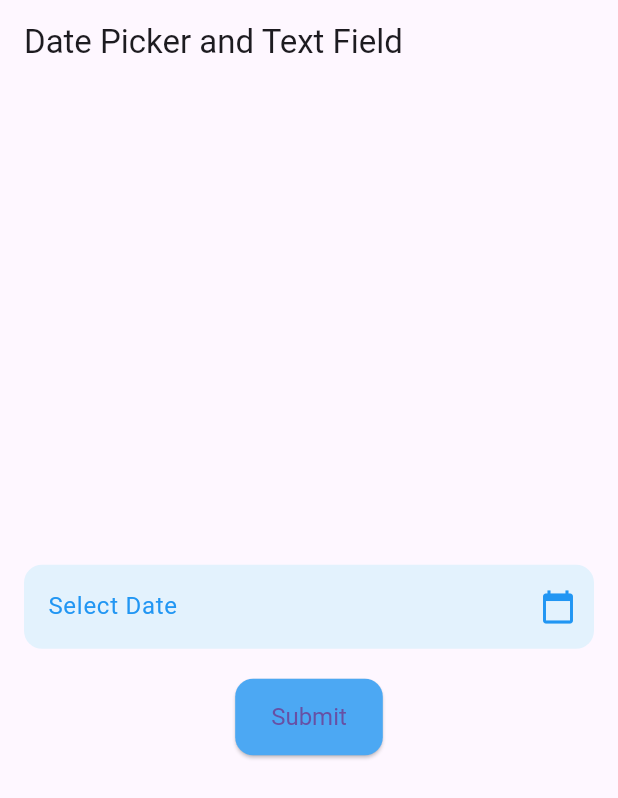
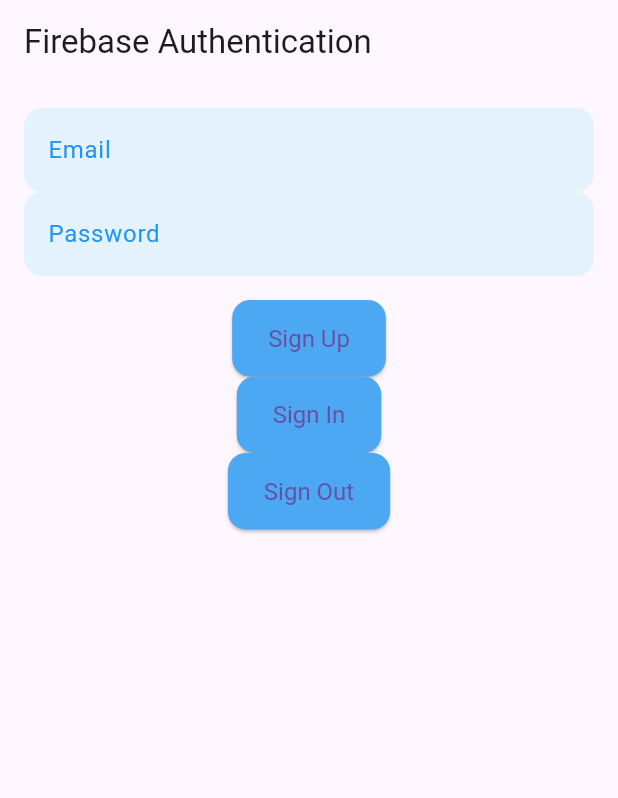
Before and after one commit to venkatesh2344/chores, a Flutter app: the screen it shows after launch, on a phone screen of 412 x 824 dp. Shown: the top 798 px of the screen. Run offline on Flutter 3.47's test engine with Material 3 defaults, Android fonts, the phone set to English and light mode, and no system bars; our stand-ins replace firebase_auth, firebase_core, get; accounts and stored records are empty.

Commit message:
authentication

```diff
--- /dev/null
+++ b/my_app/lib/AuthScreen.dart
@@ -0,0 +1,60 @@
+import 'package:flutter/material.dart';
+import 'package:firebase_auth/firebase_auth.dart';
+import 'package:get/get.dart';
+import 'auth.dart'; // Make sure to import AuthController
+
+class AuthScreen extends StatelessWidget {
+  final emailController = TextEditingController();
+  final passwordController = TextEditingController();
+
+  @override
+  Widget build(BuildContext context) {
+    final AuthController authController =
+        Get.find(); // Get instance of AuthController
+
+    return Scaffold(
+      appBar: AppBar(title: Text("Firebase Authentication")),
+      body: Padding(
+        padding: EdgeInsets.all(16.0),
+        child: Column(
+          children: [
+            TextField(
+              controller: emailController,
+              decoration: InputDecoration(labelText: "Email"),
+            ),
+            TextField(
+              controller: passwordController,
+              decoration: InputDecoration(labelText: "Password"),
+              obscureText: true,
+            ),
+            SizedBox(height: 16),
+            ElevatedButton(
+              onPressed: () {
+                authController.signUp(
+                  emailController.text.trim(),
+                  passwordController.text.trim(),
+                );
+              },
+              child: Text("Sign Up"),
+            ),
+            ElevatedButton(
+              onPressed: () {
+                authController.signIn(
+                  emailController.text.trim(),
+                  passwordController.text.trim(),
+                );
+              },
+              child: Text("Sign In"),
+            ),
+            ElevatedButton(
+              onPressed: () {
+                authController.signOut();
+              },
+              child: Text("Sign Out"),
+            ),
+          ],
+        ),
+      ),
+    );
+  }
+}
--- /dev/null
+++ b/my_app/lib/auth.dart
@@ -0,0 +1,48 @@
+import 'package:get/get.dart';
+import 'package:firebase_auth/firebase_auth.dart';
+import 'package:my_app/main.dart';
+
+class AuthController extends GetxController {
+  var isAuthenticated = false.obs; // This will hold authentication state
+
+  // Initialize Firebase Auth instance
+  final FirebaseAuth _firebaseAuth = FirebaseAuth.instance;
+
+  // Sign Up Method
+  Future<void> signUp(String email, String password) async {
+    try {
+      await _firebaseAuth.createUserWithEmailAndPassword(
+        email: email,
+        password: password,
+      );
+      isAuthenticated.value = true; // Update the authentication state
+    } catch (e) {
+      Get.snackbar('Error', e.toString(), snackPosition: SnackPosition.BOTTOM);
+    }
+  }
+
+  // Sign In Method
+  Future<void> signIn(String email, String password) async {
+    try {
+      await _firebaseAuth.signInWithEmailAndPassword(
+        email: email,
+        password: password,
+      );
+      isAuthenticated.value = true;
+      Get.to(MyHomePage());
+      print("working");
+    } catch (e) {
+      Get.snackbar('Error', e.toString(), snackPosition: SnackPosition.BOTTOM);
+    }
+  }
+
+  // Sign Out Method
+  Future<void> signOut() async {
+    try {
+      await _firebaseAuth.signOut();
+      isAuthenticated.value = false; // Update the authentication state
+    } catch (e) {
+      Get.snackbar('Error', e.toString(), snackPosition: SnackPosition.BOTTOM);
+    }
+  }
+}
--- a/my_app/lib/main.dart
+++ b/my_app/lib/main.dart
@@ -1,13 +1,16 @@
-// import 'package:firebase_core/firebase_core.dart';
 import 'package:firebase_core/firebase_core.dart';
 import 'package:flutter/material.dart';
 import 'package:get/get.dart';
+import 'package:my_app/AuthScreen.dart';
+import 'package:my_app/auth.dart';
 import 'package:my_app/homecontroller.dart';
 import 'Tablescreen.dart';
 
 void main() async {
   WidgetsFlutterBinding.ensureInitialized();
   await Firebase.initializeApp();
+  Get.put(AuthController()); // Initialize your GetX controller here
+
   runApp(const MyApp());
 }
 
@@ -43,7 +46,7 @@ class MyApp extends StatelessWidget {
           ),
         ),
       ),
-      home: MyHomePage(),
+      home: AuthScreen(),
       routes: {
         '/table': (context) => TablePage(),
       },
--- a/my_app/pubspec.yaml
+++ b/my_app/pubspec.yaml
@@ -31,6 +31,8 @@ environment:
 dependencies:
   flutter:
     sdk: flutter
+  firebase_core: ^3.8.1
+  firebase_auth: ^5.3.4
 
 
   # The following adds the Cupertino Icons font to your application.
```
Also changed, not shown: my_app/pubspec.lock, 7 other files.
